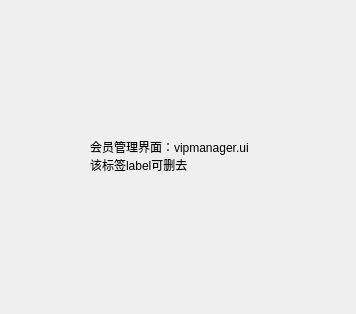
This is widgetvipmanager.ui in ylxcvvan/Supermarket-Commodity-Management-System as Qt 5 draws it before an edit. The edited form follows.
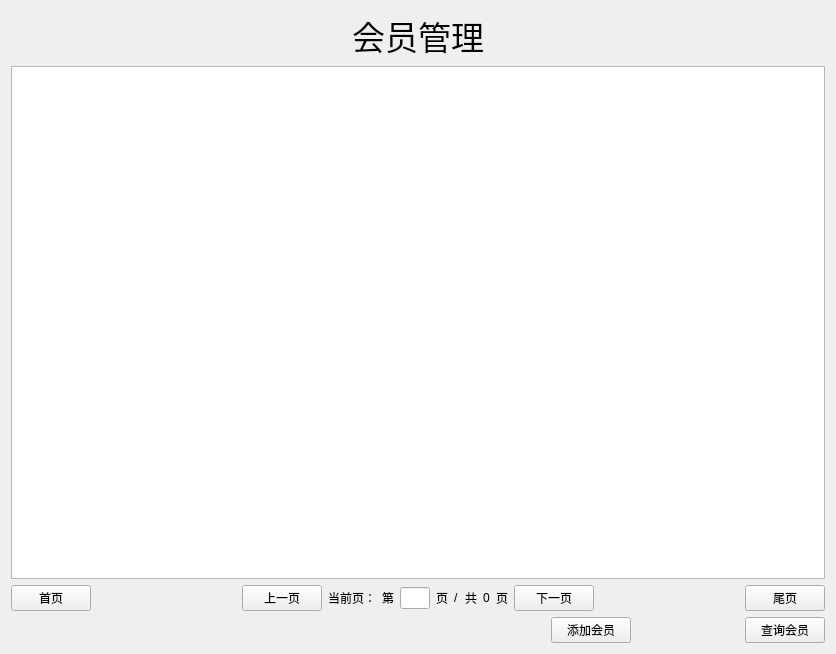
This is the edited form.

Commit message: 新增会员管理

Patch:
```diff
--- a/widgetvipmanager.ui
+++ b/widgetvipmanager.ui
@@ -6,27 +6,264 @@
    <rect>
     <x>0</x>
     <y>0</y>
-    <width>356</width>
-    <height>314</height>
+    <width>836</width>
+    <height>654</height>
    </rect>
   </property>
   <property name="windowTitle">
    <string>Form</string>
   </property>
-  <widget class="QLabel" name="label">
-   <property name="geometry">
-    <rect>
-     <x>90</x>
-     <y>90</y>
-     <width>211</width>
-     <height>131</height>
-    </rect>
-   </property>
-   <property name="text">
-    <string>会员管理界面：vipmanager.ui
-该标签label可删去</string>
-   </property>
-  </widget>
+  <layout class="QHBoxLayout" name="horizontalLayout_11">
+   <item>
+    <layout class="QVBoxLayout" name="verticalLayout_3">
+     <item>
+      <widget class="QLabel" name="label_2">
+       <property name="font">
+        <font>
+         <pointsize>25</pointsize>
+         <strikeout>false</strikeout>
+        </font>
+       </property>
+       <property name="layoutDirection">
+        <enum>Qt::LeftToRight</enum>
+       </property>
+       <property name="text">
+        <string>会员管理</string>
+       </property>
+       <property name="alignment">
+        <set>Qt::AlignCenter</set>
+       </property>
+      </widget>
+     </item>
+     <item>
+      <layout class="QVBoxLayout" name="verticalLayout_2">
+       <item>
+        <widget class="QListView" name="listView"/>
+       </item>
+       <item>
+        <layout class="QHBoxLayout" name="horizontalLayout_10">
+         <item>
+          <widget class="QPushButton" name="fontpage_2">
+           <property name="text">
+            <string>首页</string>
+           </property>
+          </widget>
+         </item>
+         <item>
+          <spacer name="horizontalSpacer_17">
+           <property name="orientation">
+            <enum>Qt::Horizontal</enum>
+           </property>
+           <property name="sizeHint" stdset="0">
+            <size>
+             <width>40</width>
+             <height>20</height>
+            </size>
+           </property>
+          </spacer>
+         </item>
+         <item>
+          <widget class="QPushButton" name="prepage_2">
+           <property name="text">
+            <string>上一页</string>
+           </property>
+          </widget>
+         </item>
+         <item>
+          <widget class="QLabel" name="label_10">
+           <property name="text">
+            <string>当前页：</string>
+           </property>
+          </widget>
+         </item>
+         <item>
+          <widget class="QLabel" name="label_11">
+           <property name="text">
+            <string>第</string>
+           </property>
+           <property name="margin">
+            <number>-1</number>
+           </property>
+          </widget>
+         </item>
+         <item>
+          <widget class="QLineEdit" name="currentpage_2">
+           <property name="maximumSize">
+            <size>
+             <width>30</width>
+             <height>16777215</height>
+            </size>
+           </property>
+          </widget>
+         </item>
+         <item>
+          <widget class="QLabel" name="label_12">
+           <property name="text">
+            <string>页</string>
+           </property>
+           <property name="margin">
+            <number>-1</number>
+           </property>
+          </widget>
+         </item>
+         <item>
+          <widget class="QLabel" name="label_13">
+           <property name="text">
+            <string>/</string>
+           </property>
+          </widget>
+         </item>
+         <item>
+          <widget class="QLabel" name="label_14">
+           <property name="text">
+            <string>共</string>
+           </property>
+          </widget>
+         </item>
+         <item>
+          <widget class="QLabel" name="totalpages_2">
+           <property name="text">
+            <string>0</string>
+           </property>
+          </widget>
+         </item>
+         <item>
+          <widget class="QLabel" name="label_15">
+           <property name="text">
+            <string>页</string>
+           </property>
+          </widget>
+         </item>
+         <item>
+          <widget class="QPushButton" name="nextpage_2">
+           <property name="text">
+            <string>下一页</string>
+           </property>
+          </widget>
+         </item>
+         <item>
+          <spacer name="horizontalSpacer_18">
+           <property name="orientation">
+            <enum>Qt::Horizontal</enum>
+           </property>
+           <property name="sizeHint" stdset="0">
+            <size>
+             <width>40</width>
+             <height>20</height>
+            </size>
+           </property>
+          </spacer>
+         </item>
+         <item>
+          <widget class="QPushButton" name="tailpage_2">
+           <property name="text">
+            <string>尾页</string>
+           </property>
+          </widget>
+         </item>
+        </layout>
+       </item>
+      </layout>
+     </item>
+     <item>
+      <layout class="QHBoxLayout" name="horizontalLayout">
+       <item>
+        <spacer name="horizontalSpacer">
+         <property name="orientation">
+          <enum>Qt::Horizontal</enum>
+         </property>
+         <property name="sizeHint" stdset="0">
+          <size>
+           <width>40</width>
+           <height>20</height>
+          </size>
+         </property>
+        </spacer>
+       </item>
+       <item>
+        <spacer name="horizontalSpacer_3">
+         <property name="orientation">
+          <enum>Qt::Horizontal</enum>
+         </property>
+         <property name="sizeHint" stdset="0">
+          <size>
+           <width>40</width>
+           <height>20</height>
+          </size>
+         </property>
+        </spacer>
+       </item>
+       <item>
+        <spacer name="horizontalSpacer_4">
+         <property name="orientation">
+          <enum>Qt::Horizontal</enum>
+         </property>
+         <property name="sizeHint" stdset="0">
+          <size>
+           <width>40</width>
+           <height>20</height>
+          </size>
+         </property>
+        </spacer>
+       </item>
+       <item>
+        <spacer name="horizontalSpacer_5">
+         <property name="orientation">
+          <enum>Qt::Horizontal</enum>
+         </property>
+         <property name="sizeHint" stdset="0">
+          <size>
+           <width>40</width>
+           <height>20</height>
+          </size>
+         </property>
+        </spacer>
+       </item>
+       <item>
+        <spacer name="horizontalSpacer_6">
+         <property name="orientation">
+          <enum>Qt::Horizontal</enum>
+         </property>
+         <property name="sizeHint" stdset="0">
+          <size>
+           <width>40</width>
+           <height>20</height>
+          </size>
+         </property>
+        </spacer>
+       </item>
+       <item>
+        <widget class="QPushButton" name="pushButton">
+         <property name="text">
+          <string>添加会员</string>
+         </property>
+        </widget>
+       </item>
+       <item>
+        <spacer name="horizontalSpacer_2">
+         <property name="orientation">
+          <enum>Qt::Horizontal</enum>
+         </property>
+         <property name="sizeHint" stdset="0">
+          <size>
+           <width>40</width>
+           <height>20</height>
+          </size>
+         </property>
+        </spacer>
+       </item>
+       <item>
+        <widget class="QPushButton" name="pushButton_2">
+         <property name="text">
+          <string>查询会员</string>
+         </property>
+        </widget>
+       </item>
+      </layout>
+     </item>
+    </layout>
+   </item>
+  </layout>
  </widget>
  <resources/>
  <connections/>
```
The commit also changes 5 other files.
